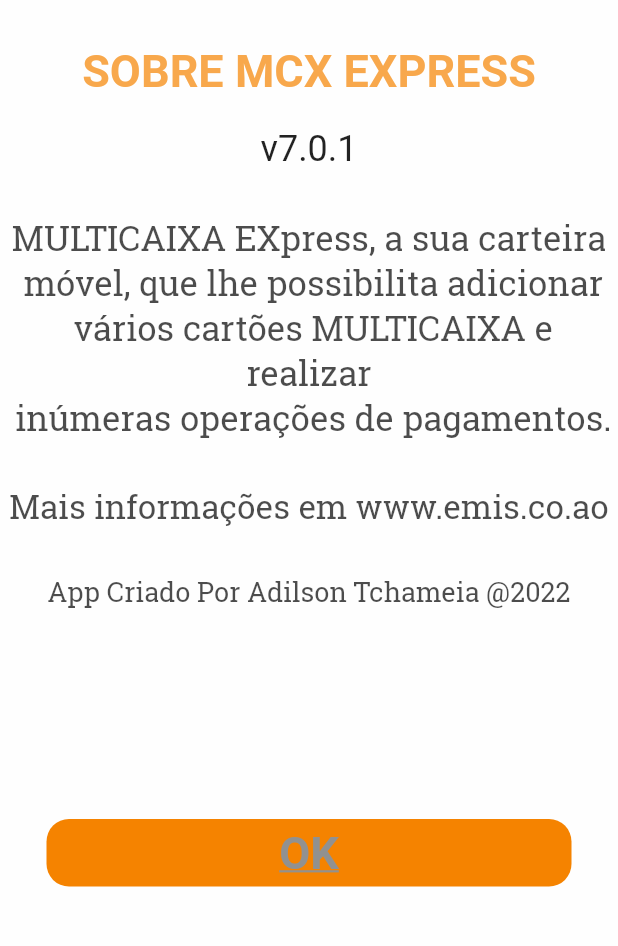
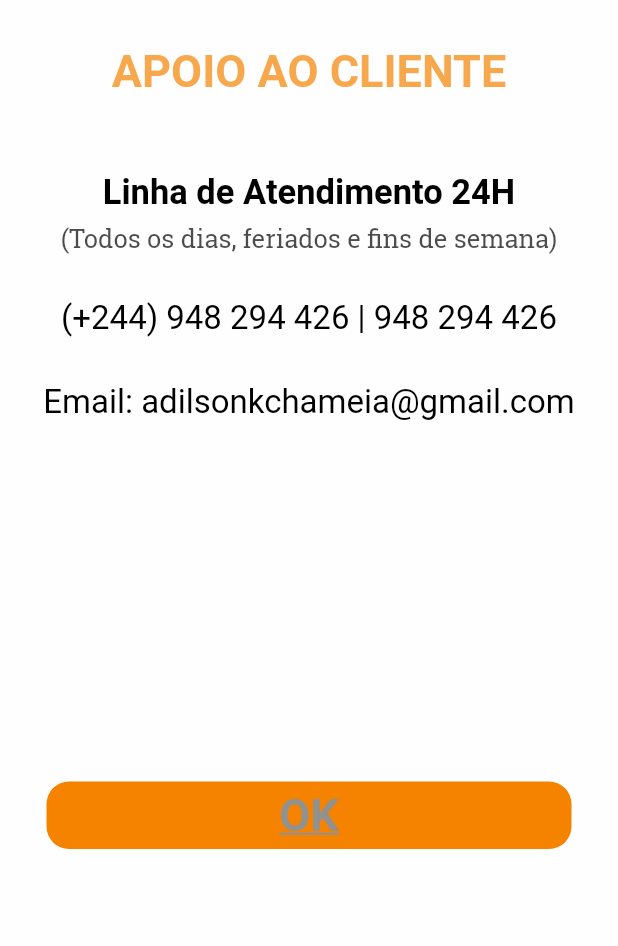
Before and after one commit to adilsontchameia/my_challenges, a Flutter app: the screen it shows after launch, on a phone screen of 412 x 824 dp, the part 225-1171 px from its top. Run offline on Flutter 3.47's test engine with Material 2 defaults, Android fonts, the phone set to English and light mode, and no system bars; our stand-ins replace carousel_slider, local_auth.

Commit message:
customer care screen created

```diff
--- a/express_clone/lib/src/screens/customer_care/customer_care.dart
+++ b/express_clone/lib/src/screens/customer_care/customer_care.dart
@@ -15,49 +15,49 @@
             children: [
               LoginAppBar(),
               SizedBox(height: 30.0),
-              Text('SOBRE MCX EXPRESS',
+              Text('APOIO AO CLIENTE',
                   style: TextStyle(
                     fontSize: 30.0,
                     color: iconAndHeadMainColor.withOpacity(0.70),
                     fontWeight: FontWeight.bold,
                   )),
-              SizedBox(height: 20.0),
-              Text('v7.0.1',
+              SizedBox(height: 50.0),
+              Text('Linha de Atendimento 24H',
+                  textAlign: TextAlign.center,
                   style: TextStyle(
-                    fontSize: 24.0,
-                    fontWeight: FontWeight.w400,
+                    color: Colors.black,
+                    fontSize: 23.0,
+                    fontWeight: FontWeight.bold,
                   )),
-              SizedBox(height: 30.0),
-              Text(
-                  'MULTICAIXA EXpress, a sua carteira \n móvel, que lhe possibilita adicionar \n vários cartões MULTICAIXA e realizar \n inúmeras operações de pagamentos.',
+              SizedBox(height: 5.0),
+              Text('(Todos os dias, feriados e fins de semana)',
                   textAlign: TextAlign.center,
                   style: TextStyle(
                     fontFamily: 'RobotoSlab',
                     color: Colors.black.withOpacity(0.70),
-                    fontSize: 23.0,
+                    fontSize: 17.0,
+                    letterSpacing: 0,
                     fontWeight: FontWeight.w400,
                   )),
               SizedBox(height: 30.0),
-              Text('Mais informações em www.emis.co.ao',
+              Text('(+244) 948 294 426 | 948 294 426',
                   textAlign: TextAlign.center,
                   style: TextStyle(
-                    fontFamily: 'RobotoSlab',
-                    color: Colors.black.withOpacity(0.70),
+                    color: Colors.black,
                     fontSize: 22.0,
                     letterSpacing: 0,
                     fontWeight: FontWeight.w400,
                   )),
               SizedBox(height: 30.0),
-              Text('App Criado Por Adilson Tchameia @2022',
+              Text('Email: adilsonkchameia@gmail.com',
                   textAlign: TextAlign.center,
                   style: TextStyle(
-                    fontFamily: 'RobotoSlab',
-                    color: Colors.black.withOpacity(0.70),
-                    fontSize: 18.0,
+                    color: Colors.black,
+                    fontSize: 22.0,
                     letterSpacing: 0,
                     fontWeight: FontWeight.w400,
                   )),
-              SizedBox(height: 140.0),
+              SizedBox(height: 240.0),
               SizedBox(
                 height: 45,
                 width: 350,
```
